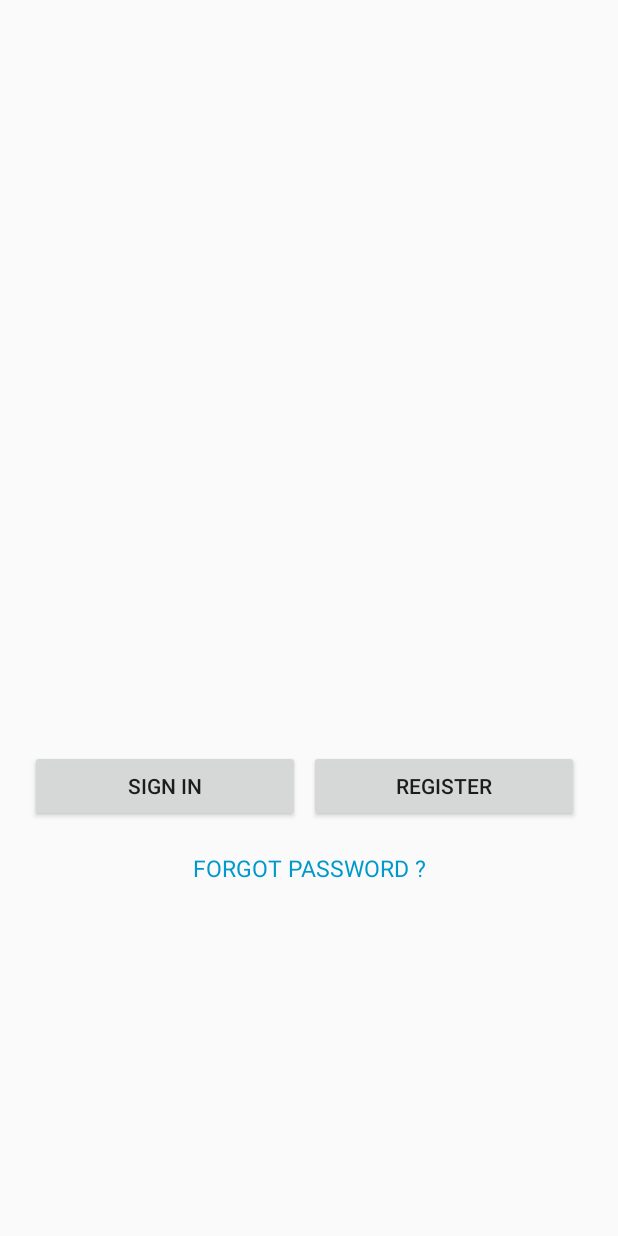
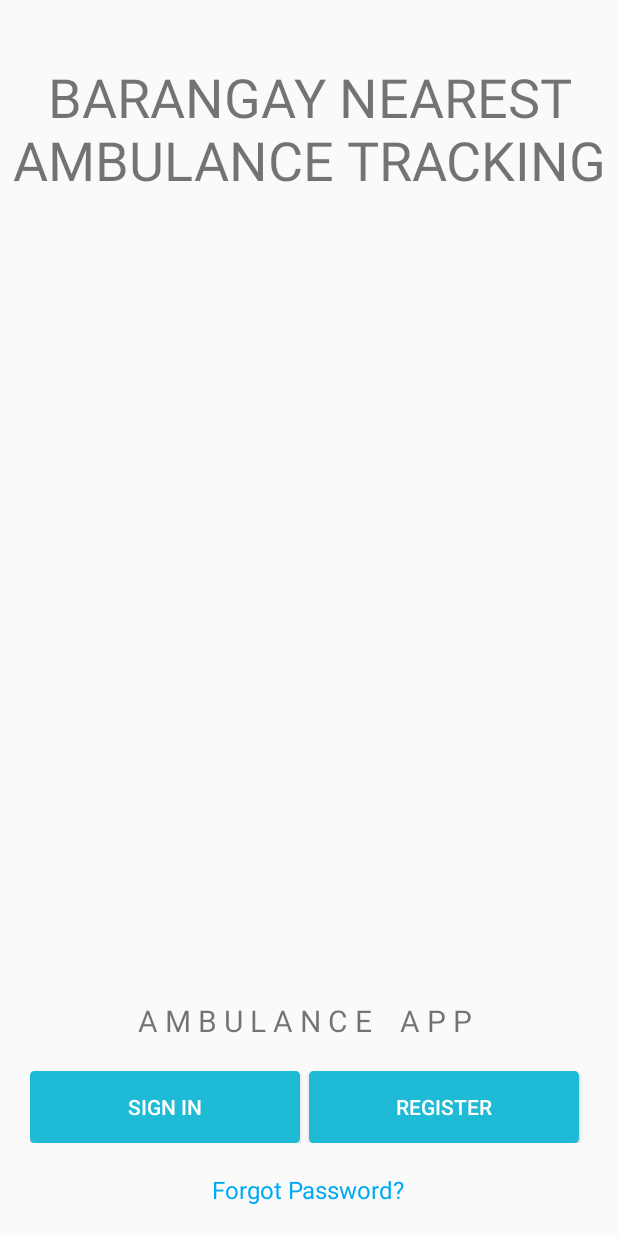
Before and after one commit to brgynearest/BrgyAmbulance, an Android app: the screen it shows after launch (MainActivity), on a phone screen of 412 x 824 dp. Run offline under Robolectric (Android 15) with nearby library versions, the phone set to English and light mode, and no system bars; our stand-ins replace Firebase (no records; nobody signed in at launch, a user with empty details on screens opened directly); libraries missing offline, so code that uses them is left out: dmax.dialog, io.paperdb; 3 statements that could not run were skipped.

Commit message:
Added Remember and Update Designs

```diff
--- a/app/build.gradle
+++ b/app/build.gradle
@@ -31,6 +31,7 @@ dependencies {
     androidTestImplementation 'com.android.support.test.espresso:espresso-core:3.0.2'
 
     implementation 'com.squareup.retrofit2:retrofit:2.3.0'
+    implementation 'io.paperdb:paperdb:2.6'
     implementation 'com.squareup.retrofit2:converter-scalars:2.3.0'
     implementation 'com.android.support:cardview-v7:28.0.0'
     implementation 'com.android.support:design:28.0.0'
@@ -47,5 +48,6 @@ dependencies {
     implementation 'de.hdodenhof:circleimageview:2.2.0'
     implementation 'com.squareup.retrofit2:converter-gson:2.5.0'
     implementation 'com.google.maps.android:android-maps-utils:0.5+'
+    implementation 'com.rengwuxian.materialedittext:library:2.1.4'
 }
 apply plugin: 'com.google.gms.google-services'
--- a/app/src/main/java/com/example/joel/brgyambulance/Interaction/Common.java
+++ b/app/src/main/java/com/example/joel/brgyambulance/Interaction/Common.java
@@ -21,6 +21,8 @@ public class Common  {
 
     public static Barangay currentAmbulance;
     public static Location mLastlocation=null;
+    public static final String user_field = "email";
+    public static final String pwd_field = "password";
 
     public static final String baseURL ="https://maps.googleapis.com";
     public static final String fcmURL ="https://fcm.googleapis.com";
--- /dev/null
+++ b/app/src/main/res/drawable-anydpi/button_sign.xml
@@ -0,0 +1,18 @@
+<?xml version="1.0" encoding="utf-8"?>
+<ripple xmlns:android="http://schemas.android.com/apk/res/android"
+    android:color="@color/rippleEffect"
+    xmlns:tools="http://schemas.android.com/tools"
+    tools:targetApi="lollipop"
+    >
+
+<item>
+    <shape android:shape="rectangle">
+<solid android:color="@color/bluebutton"></solid>
+        <stroke android:color="@color/bluebutton" android:width="2dp"></stroke>
+        <corners android:radius="2dp"></corners>
+
+    </shape>
+
+</item>
+
+</ripple>
--- a/app/src/main/res/layout/activity_main.xml
+++ b/app/src/main/res/layout/activity_main.xml
@@ -7,12 +7,39 @@
     android:id="@+id/rootLayout"
     tools:context=".MainActivity">
 
+    <LinearLayout
+        android:layout_width="wrap_content"
+        android:layout_height="wrap_content"
+        android:orientation="vertical"
+        android:layout_marginTop="40dp"
+        android:gravity="center_horizontal"
+        >
+
+        <TextView
+            android:layout_width="wrap_content"
+            android:layout_height="wrap_content"
+            android:gravity="center"
+            android:text="BARANGAY NEAREST AMBULANCE TRACKING"
+            android:textSize="36sp" />
+
+
+
+    </LinearLayout>
+    <TextView
+        android:layout_width="wrap_content"
+        android:layout_height="wrap_content"
+        android:text="A M B U L A N C E    A P P "
+        android:layout_above="@+id/sign"
+        android:layout_centerHorizontal="true"
+        android:layout_marginBottom="20dp"
+        android:textSize="20sp"
+        />
 
     <LinearLayout
-        android:id="@+id/btnsignregister"
         android:layout_width="match_parent"
         android:layout_height="wrap_content"
-        android:layout_marginTop="500dp"
+        android:id="@+id/sign"
+        android:layout_above="@+id/textforgotpassword"
         android:layout_marginLeft="20dp"
         android:layout_marginRight="20dp"
         android:orientation="horizontal"
@@ -20,33 +47,35 @@
 
         <Button
             android:id="@+id/btn_sign_in"
-            android:layout_width="200dp"
+            android:layout_width="0dp"
             android:layout_height="wrap_content"
             android:layout_marginRight="6dp"
+            android:background="@drawable/button_sign"
+            android:textColor="#FFFFFF"
             android:layout_weight="1"
             android:text="Sign In" />
 
         <Button
             android:id="@+id/btn_register"
-            android:layout_width="200dp"
+            android:layout_width="0dp"
+            android:textColor="#FFFFFF"
+            android:background="@drawable/button_sign"
             android:layout_height="wrap_content"
             android:layout_marginRight="6dp"
             android:layout_weight="1"
             android:text="Register" />
-
-
     </LinearLayout>
     <TextView
-        android:layout_below="@id/btnsignregister"
         android:id="@+id/textforgotpassword"
         android:layout_width="wrap_content"
-        android:layout_height="match_parent"
+        android:layout_height="wrap_content"
         android:layout_alignParentBottom="true"
+        android:textSize="16dp"
+        android:text="Forgot Password?"
+        android:textColor="@color/forgot_color"
+        android:textAlignment="center"
+        android:layout_marginTop="20dp"
         android:layout_centerHorizontal="true"
-        android:text="FORGOT PASSWORD ?"
-        android:textColor="@android:color/holo_blue_dark"
-        android:textSize="15sp"
-        android:layout_marginTop="20dp"
-        android:textAlignment="center"
+        android:layout_marginBottom="20dp"
         />
 </RelativeLayout>
--- a/app/src/main/res/values/colors.xml
+++ b/app/src/main/res/values/colors.xml
@@ -4,6 +4,12 @@
     <color name="colorPrimaryDark">#00574B</color>
     <color name="colorAccent">#E77EA4</color>
     <color name="cyan">#03A9F4</color>
-    <color name="grey">#C0C0C0</color>
+    <color name="grey">#616161</color>
+    <color name="black">#000000  </color>
+
+    <color name="forgot_color">#FF03A9F4</color>
+    <color name="rippleEffect">#f816a463</color>
+    <color name="bluebutton">#1fbad6</color>
+    <color name="register">#c5cae9</color>
 
 </resources>
--- a/app/src/main/res/values/styles.xml
+++ b/app/src/main/res/values/styles.xml
@@ -5,7 +5,7 @@
         <!-- Customize your theme here. -->
         <item name="colorPrimary">@color/colorPrimary</item>
         <item name="colorPrimaryDark">@color/colorPrimaryDark</item>
-        <item name="colorAccent">@color/colorAccent</item>
+        <item name="colorAccent">@color/colorPrimary</item>
         <item name="android:windowFullscreen">true</item>
     </style>
 
```
Also changed, not shown: app/src/main/java/com/example/joel/brgyambulance/AmbulanceHome.java (+37 -7 lines), app/src/main/java/com/example/joel/brgyambulance/MainActivity.java (+53 -6 lines), app/src/main/res/drawable-anydpi/btn_register.xml (added, +18 -0 lines), app/src/main/res/layout/content_ambulance_home.xml (+3 -5 lines), app/src/main/res/layout/layout_forgot_pass.xml (+11 -2 lines), app/src/main/res/layout/layout_login.xml (+21 -5 lines), app/src/main/res/layout/layout_register.xml (+34 -14 lines).
